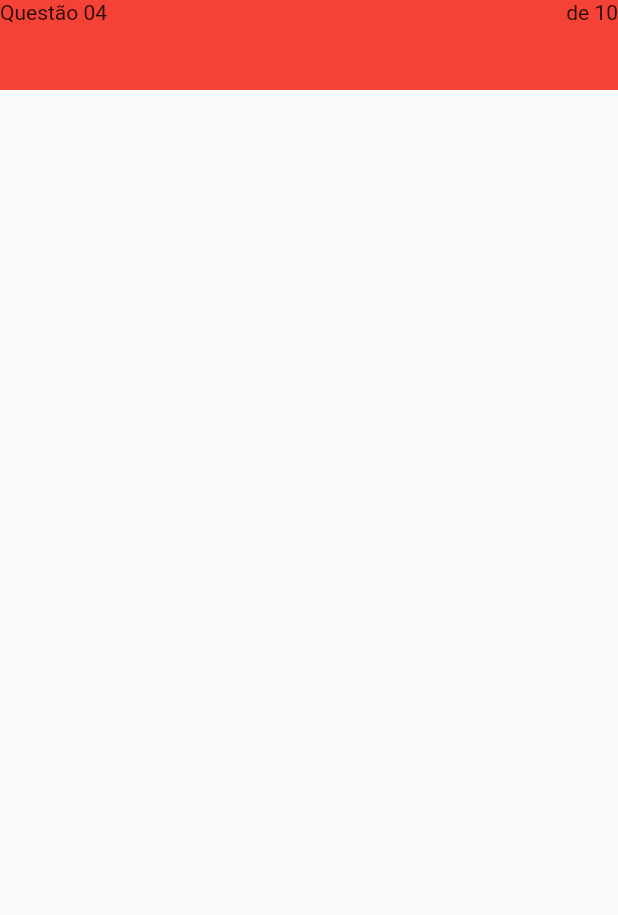
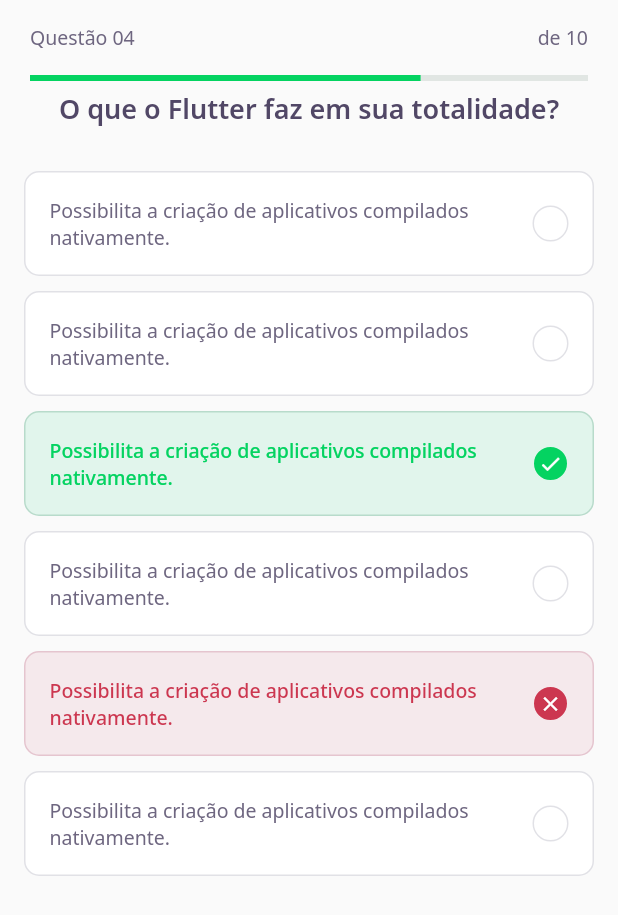
Before and after one commit to rafaelspaesleme-ads/quiz-dev-nlw5, a Flutter app: the screen it shows after launch, on a phone screen of 412 x 824 dp. Shown: the top 915 px of the screen. Run offline on Flutter 3.47's test engine with Material 2 defaults, Android fonts, the phone set to English and light mode, and no system bars; our stand-ins replace google_fonts.

Commit message:
Aula 2: Continuação da tela home, criação da tela de desafio e componentes relacionados.

```diff
--- a/lib/challenge/challenge_page.dart
+++ b/lib/challenge/challenge_page.dart
@@ -1,4 +1,5 @@
 import 'package:DevQuiz/challenge/widgets/question_indicator/question_indicator_widget.dart';
+import 'package:DevQuiz/challenge/widgets/quiz/quiz_widget.dart';
 import 'package:flutter/material.dart';
 
 class ChallengePage extends StatefulWidget {
@@ -15,6 +16,9 @@ class _ChallengePageState extends State<ChallengePage> {
       appBar: PreferredSize(
         preferredSize: Size.fromHeight(60),
         child: SafeArea(top: true, child: QuestionIndicatorWidget()),
+      ),
+      body: QuizWidget(
+        title: "O que o Flutter faz em sua totalidade?"
       )
     );
   }
--- /dev/null
+++ b/lib/challenge/widgets/awnser/awnser_widget.dart
@@ -0,0 +1,78 @@
+import 'package:DevQuiz/core/app_colors.dart';
+import 'package:DevQuiz/core/app_text_styles.dart';
+import 'package:flutter/material.dart';
+
+class AwnserWidget extends StatelessWidget {
+  final String title;
+  final bool isRight;
+  final bool isSelected;
+
+  const AwnserWidget({
+    Key? key,
+    required this.title,
+    this.isRight = false,
+    this.isSelected = false,
+    })
+    : super(key: key);
+
+    Color get _selectedColorRight => isRight ? AppColors.darkGreen : AppColors.darkRed;
+
+    Color get _selectedBorderColorRight => isRight ? AppColors.lightGreen : AppColors.lightRed;
+
+    Color get _selectedColorCardRight => isRight ? AppColors.lightGreen : AppColors.lightRed;
+
+    Color get _selectedBorderCardRight => isRight ? AppColors.green : AppColors.red;
+
+    TextStyle get _selectedTextStyleRight => isRight ? AppTextStyles.bodyDarkGreen : AppTextStyles.bodyDarkRed;
+
+    IconData get _selectedIconRight => isRight ? Icons.check : Icons.close;
+
+  @override
+  Widget build(BuildContext context) {
+    return Padding(
+      padding: const EdgeInsets.symmetric(
+        horizontal: 16,
+        vertical: 5
+      ),
+      child: Container(
+        padding: EdgeInsets.all(16),
+        decoration: BoxDecoration(
+          color: isSelected ? _selectedColorCardRight : AppColors.white,
+          borderRadius: BorderRadius.circular(10),
+          border: Border.fromBorderSide(
+            BorderSide(
+              color: isSelected ? _selectedBorderCardRight : AppColors.border,
+            ))
+        ),
+        child: Row(
+          mainAxisAlignment: MainAxisAlignment.spaceBetween,
+          children: [
+            Expanded(
+              child: Text(
+                title,
+                style: isSelected ? _selectedTextStyleRight : AppTextStyles.body,
+              ),
+            ),
+            Container(
+              width: 24,
+              height: 24,
+              decoration: BoxDecoration(
+                color: isSelected ? _selectedColorRight : AppColors.white,
+                borderRadius: BorderRadius.circular(500),
+                border: Border.fromBorderSide(
+                  BorderSide(
+                    color: isSelected ? _selectedBorderColorRight : AppColors.border,
+                  ))
+              ),
+              child: isSelected ? Icon(
+                _selectedIconRight,
+                size: 16,
+                color: Colors.white
+                ) : null,
+            )
+          ],
+        ),
+      ),
+    );
+  }
+}
--- a/lib/challenge/widgets/question_indicator/question_indicator_widget.dart
+++ b/lib/challenge/widgets/question_indicator/question_indicator_widget.dart
@@ -1,3 +1,5 @@
+import 'package:DevQuiz/core/app_text_styles.dart';
+import 'package:DevQuiz/shared/widgets/progress_indicator/progress_indicator_widget.dart';
 import 'package:flutter/material.dart';
 
 class QuestionIndicatorWidget extends StatelessWidget {
@@ -6,19 +8,32 @@ class QuestionIndicatorWidget extends StatelessWidget {
   @override
   Widget build(BuildContext context) {
     return Container(
-      color: Colors.red,
+            padding: const EdgeInsets.symmetric(
+              horizontal: 20
+            ),
       child: Column(
         children: [
+          SizedBox(
+            height: 16
+          ),
           Row(
             mainAxisAlignment: MainAxisAlignment.spaceBetween,
             children: [
               Text(
-                "Questão 04"
+                "Questão 04",
+                style: AppTextStyles.body,
               ),
               Text(
-                " de 10"
+                " de 10",
+                style: AppTextStyles.body,
               ),
             ],
+          ),
+          SizedBox(
+            height: 16
+          ),
+          ProgressIndicatorWidget(
+            value: 0.7,
           )
         ],
       ),
--- /dev/null
+++ b/lib/challenge/widgets/quiz/quiz_widget.dart
@@ -0,0 +1,47 @@
+import 'package:DevQuiz/challenge/widgets/awnser/awnser_widget.dart';
+import 'package:DevQuiz/core/app_text_styles.dart';
+import 'package:flutter/material.dart';
+
+class QuizWidget extends StatelessWidget {
+  final String title;
+  const QuizWidget({Key? key, required this.title}) : super(key: key);
+
+  @override
+  Widget build(BuildContext context) {
+    return Container(
+      child: Column(
+        children: [
+          Text(
+            title,
+            style: AppTextStyles.heading
+          ),
+          SizedBox(
+            height: 24,
+          ),
+          AwnserWidget(
+            title: "Possibilita a criação de aplicativos compilados nativamente."
+          ),
+          AwnserWidget(
+            title: "Possibilita a criação de aplicativos compilados nativamente."
+          ),
+          AwnserWidget(
+            title: "Possibilita a criação de aplicativos compilados nativamente.",
+            isRight: true,
+            isSelected: true,
+          ),
+          AwnserWidget(
+            title: "Possibilita a criação de aplicativos compilados nativamente."
+          ),
+          AwnserWidget(
+            title: "Possibilita a criação de aplicativos compilados nativamente.",
+            isRight: false,
+            isSelected: true
+          ),
+          AwnserWidget(
+            title: "Possibilita a criação de aplicativos compilados nativamente."
+          )
+        ],
+      )
+    );
+  }
+}
--- a/lib/home/widgets/quizcard/quiz_card_widget.dart
+++ b/lib/home/widgets/quizcard/quiz_card_widget.dart
@@ -1,5 +1,6 @@
 import 'package:DevQuiz/core/app_colors.dart';
 import 'package:DevQuiz/core/core.dart';
+import 'package:DevQuiz/shared/widgets/progress_indicator/progress_indicator_widget.dart';
 import 'package:flutter/material.dart';
 
 class QuizCardWidget extends StatelessWidget {
@@ -47,13 +48,9 @@ class QuizCardWidget extends StatelessWidget {
               ),
               Expanded(
                 flex: 4,
-                child: LinearProgressIndicator(
+                child: ProgressIndicatorWidget(
                   value: 0.3,
-                  backgroundColor: AppColors.chartSecondary,
-                  valueColor: AlwaysStoppedAnimation<Color>(
-                    AppColors.chartPrimary
-                  ),
-                ),
+                )
               )
             ],
           )
--- /dev/null
+++ b/lib/shared/widgets/progress_indicator/progress_indicator_widget.dart
@@ -0,0 +1,19 @@
+import 'package:DevQuiz/core/app_colors.dart';
+import 'package:flutter/material.dart';
+
+class ProgressIndicatorWidget extends StatelessWidget {
+  final double value;
+  const ProgressIndicatorWidget({Key? key, required this.value})
+  : super(key: key);
+
+  @override
+  Widget build(BuildContext context) {
+    return LinearProgressIndicator(
+      value: value,
+      backgroundColor: AppColors.chartSecondary,
+      valueColor: AlwaysStoppedAnimation<Color>(
+        AppColors.chartPrimary
+      ),
+    );
+  }
+}
```
